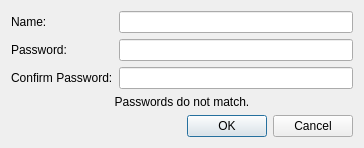
The window that 2.0/bahadir.kandemir/ahenk/lider/lider/user.ui (pars-linux/uludag) describes before a commit, drawn with Qt 5.
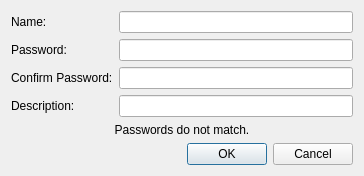
The same window after the commit.

```diff
--- a/2.0/bahadir.kandemir/ahenk/lider/lider/user.ui
+++ b/2.0/bahadir.kandemir/ahenk/lider/lider/user.ui
@@ -54,7 +54,7 @@
        </property>
       </widget>
      </item>
-     <item row="3" column="0" colspan="2">
+     <item row="5" column="0" colspan="2">
       <widget class="QLabel" name="labelWarning">
        <property name="text">
         <string>Passwords do not match.</string>
@@ -64,7 +64,7 @@
        </property>
       </widget>
      </item>
-     <item row="4" column="0" colspan="2">
+     <item row="6" column="0" colspan="2">
       <widget class="QDialogButtonBox" name="buttonBox">
        <property name="orientation">
         <enum>Qt::Horizontal</enum>
@@ -74,6 +74,16 @@
        </property>
       </widget>
      </item>
+     <item row="3" column="0">
+      <widget class="QLabel" name="label_2">
+       <property name="text">
+        <string>Description:</string>
+       </property>
+      </widget>
+     </item>
+     <item row="3" column="1">
+      <widget class="QLineEdit" name="editDescription"/>
+     </item>
     </layout>
    </item>
   </layout>
```
